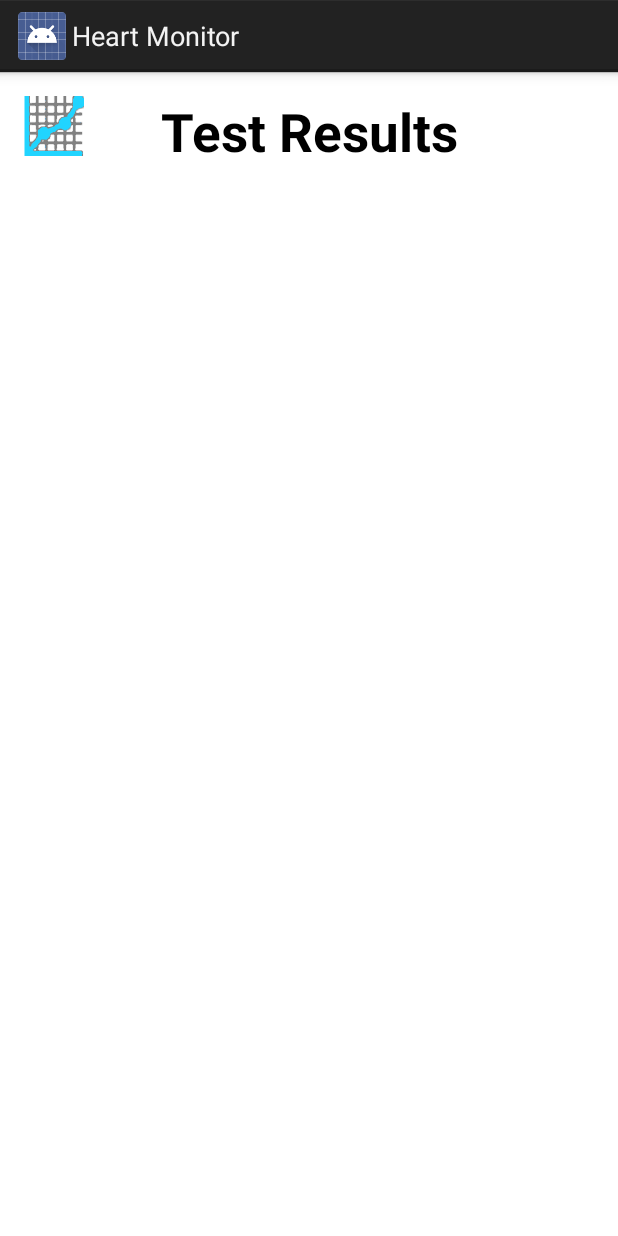
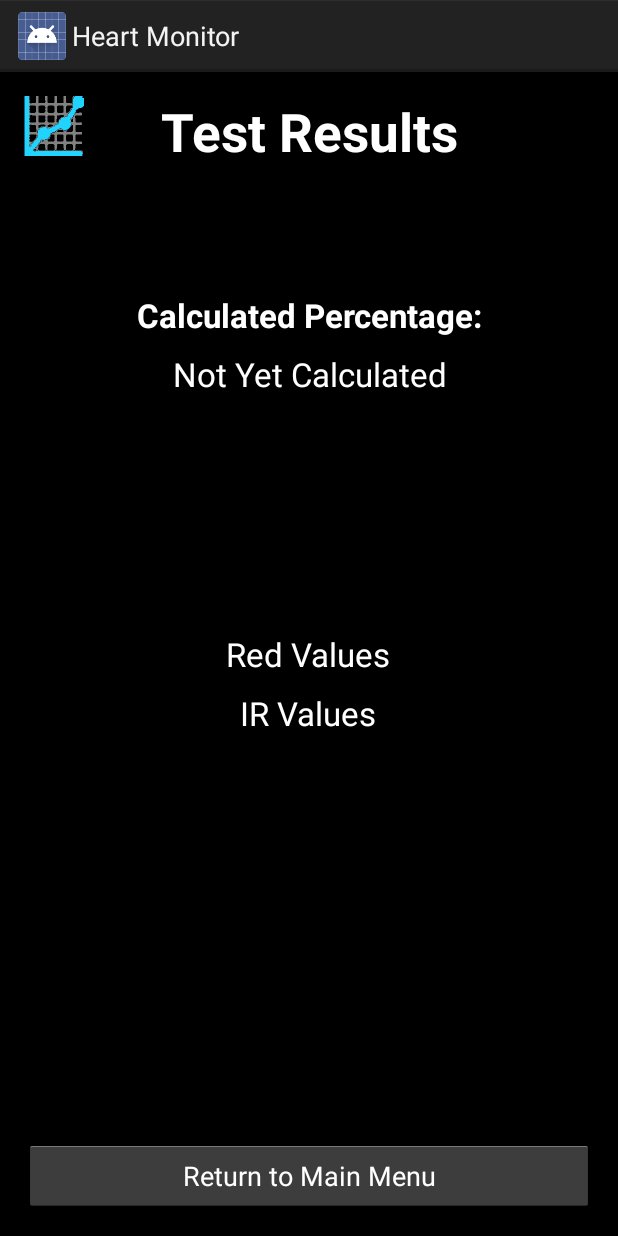
Before and after one commit to astam006/HeartMonitorApplication, an Android app: the layout activity_results.xml on its own in the app's theme, with its tools: preview values and no code run, on a phone screen of 412 x 824 dp. Run offline under Robolectric (Android 15) with nearby library versions, the phone set to English and light mode, and no system bars.

Commit message:
Updated Results Page
Added information to the screen and a return to main menu button.

```diff
--- a/HM_app/app/src/main/java/edu/odu/ece486/hm_app/MainMenuActivity.java
+++ b/HM_app/app/src/main/java/edu/odu/ece486/hm_app/MainMenuActivity.java
@@ -35,6 +35,7 @@ public class MainMenuActivity extends Activity {
                 // Switch to Test Activity
                 //startActivity(new Intent(MainMenuActivity.this, TestActivity.class));
                 startActivity(new Intent(MainMenuActivity.this, TestActivityV2.class));
+                MainMenuActivity.this.finish();
             }
         });
     }
@@ -51,6 +52,7 @@ public class MainMenuActivity extends Activity {
                 //startActivity(new Intent(MainMenuActivity.this, SettingsActivity.class));
                 /**Testing the RFDuino*/
                 startActivity(new Intent(MainMenuActivity.this, RFduinoSettingsActivity.class));
+                MainMenuActivity.this.finish();
             }
         });
     }
@@ -65,6 +67,7 @@ public class MainMenuActivity extends Activity {
             public void onClick(View view) {
                 // Switch to help activity.
                 startActivity(new Intent(MainMenuActivity.this, HelpActivity.class));
+                MainMenuActivity.this.finish();
             }
         });
     }
--- a/HM_app/app/src/main/res/layout/activity_results.xml
+++ b/HM_app/app/src/main/res/layout/activity_results.xml
@@ -4,29 +4,20 @@
     android:paddingRight="@dimen/activity_horizontal_margin"
     android:paddingTop="@dimen/activity_vertical_margin"
     android:paddingBottom="@dimen/activity_vertical_margin"
-    android:background="@android:color/white"
+    android:background="@android:color/black"
     tools:context="edu.odu.ece486.hm_app.ResultsActivity">
 
     <TextView android:text="Test Results" android:layout_width="match_parent"
         android:layout_height="wrap_content"
         android:id="@+id/resultsTitle"
         android:textSize="35sp"
-        android:textColor="@android:color/black"
+        android:textColor="@android:color/white"
         android:textStyle="bold"
         android:typeface="sans"
         android:layout_alignTop="@+id/resultsIconView"
         android:layout_toEndOf="@+id/resultsIconView"
         android:layout_alignParentStart="true"
         android:gravity="center_horizontal" />
-
-    <ListView
-        android:layout_width="wrap_content"
-        android:layout_height="wrap_content"
-        android:id="@+id/resultsListView"
-        android:layout_alignParentStart="true"
-        android:layout_alignParentBottom="true"
-        android:layout_alignParentEnd="true"
-        android:layout_below="@+id/resultsIconView" />
 
     <ImageView
         android:layout_width="wrap_content"
@@ -39,4 +30,61 @@
         android:layout_alignParentTop="true"
         android:layout_alignParentStart="true" />
 
+    <TextView
+        android:layout_width="fill_parent"
+        android:layout_height="wrap_content"
+        android:textAppearance="?android:attr/textAppearanceLarge"
+        android:text="Calculated Percentage:"
+        android:id="@+id/textView3"
+        android:textColor="@android:color/white"
+        android:gravity="center_horizontal"
+        android:layout_below="@+id/resultsTitle"
+        android:layout_alignParentStart="true"
+        android:layout_marginTop="84dp"
+        android:textStyle="bold" />
+
+    <TextView
+        android:layout_width="fill_parent"
+        android:layout_height="wrap_content"
+        android:textAppearance="?android:attr/textAppearanceLarge"
+        android:text="Not Yet Calculated"
+        android:id="@+id/percentageView"
+        android:layout_below="@+id/textView3"
+        android:layout_centerHorizontal="true"
+        android:textColor="@android:color/white"
+        android:gravity="center"
+        android:paddingTop="10dp" />
+
+    <TextView
+        android:layout_width="wrap_content"
+        android:layout_height="wrap_content"
+        android:textAppearance="?android:attr/textAppearanceLarge"
+        android:text="Red Values"
+        android:id="@+id/numRedValues"
+        android:layout_centerVertical="true"
+        android:layout_centerHorizontal="true"
+        android:textColor="@android:color/white"
+        android:gravity="center" />
+
+    <TextView
+        android:layout_width="wrap_content"
+        android:layout_height="wrap_content"
+        android:textAppearance="?android:attr/textAppearanceLarge"
+        android:text="IR Values"
+        android:id="@+id/numIRValues"
+        android:textColor="@android:color/white"
+        android:paddingTop="10dp"
+        android:gravity="center"
+        android:layout_below="@+id/numRedValues"
+        android:layout_centerHorizontal="true" />
+
+    <Button
+        android:layout_width="fill_parent"
+        android:layout_height="wrap_content"
+        android:text="Return to Main Menu"
+        android:id="@+id/returnToMainMenuButton"
+        android:layout_alignParentBottom="true"
+        android:layout_centerHorizontal="true"
+        android:textColor="@android:color/white" />
+
 </RelativeLayout>
```
Also changed, not shown: HM_app/app/src/main/java/edu/odu/ece486/hm_app/ResultsActivity.java (+54 -0 lines).
